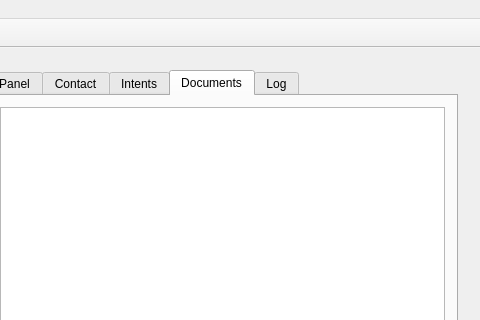
The window that ui/mainwindow.ui (jgaa/f-crm) describes before a commit, drawn with Qt 5; both pictures show x 582 to 1062 and y 0 to 320 of the 1062 by 718 pixel window.
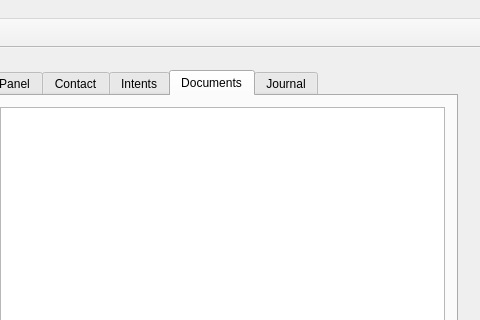
The same window after the commit. The open tabs and pages were chosen to show the change. Icons and pictures are not drawn. Custom widgets are drawn as their Qt base class.

Diff of the .ui file:
```diff
--- a/ui/mainwindow.ui
+++ b/ui/mainwindow.ui
@@ -656,7 +656,7 @@
            </widget>
            <widget class="QWidget" name="logPage">
             <attribute name="title">
-             <string>Log</string>
+             <string>Journal</string>
             </attribute>
             <layout class="QHBoxLayout" name="horizontalLayout_10">
              <item>
```
Left out of the diff: 13 changed lines with no effect on the pictures.
